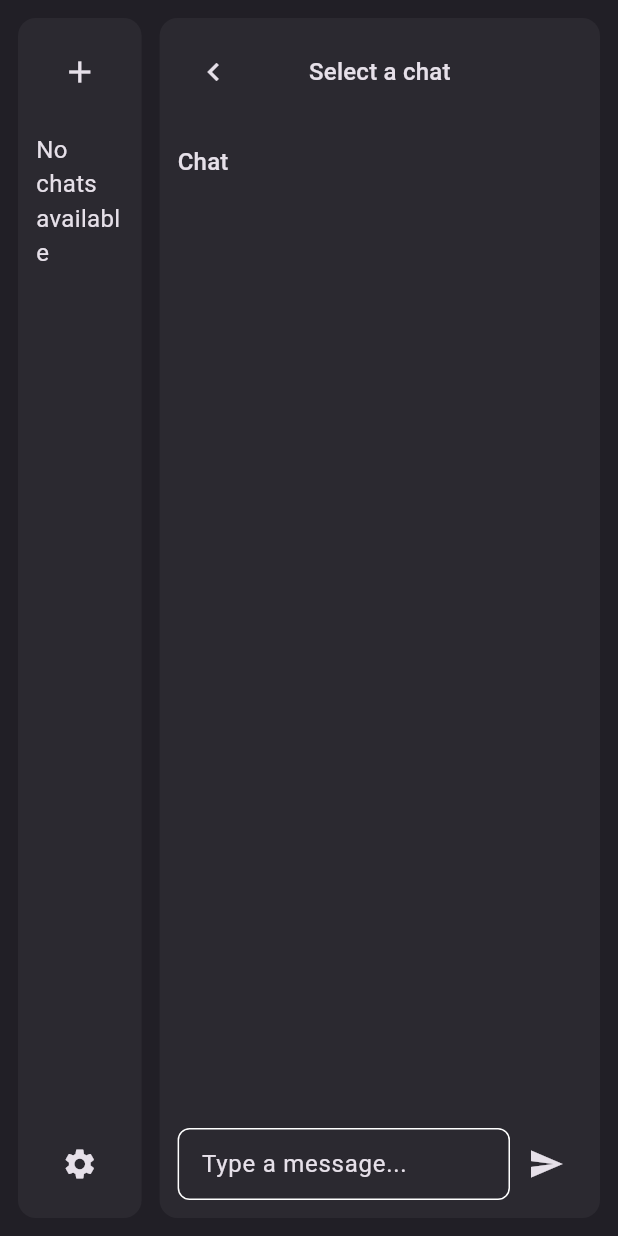
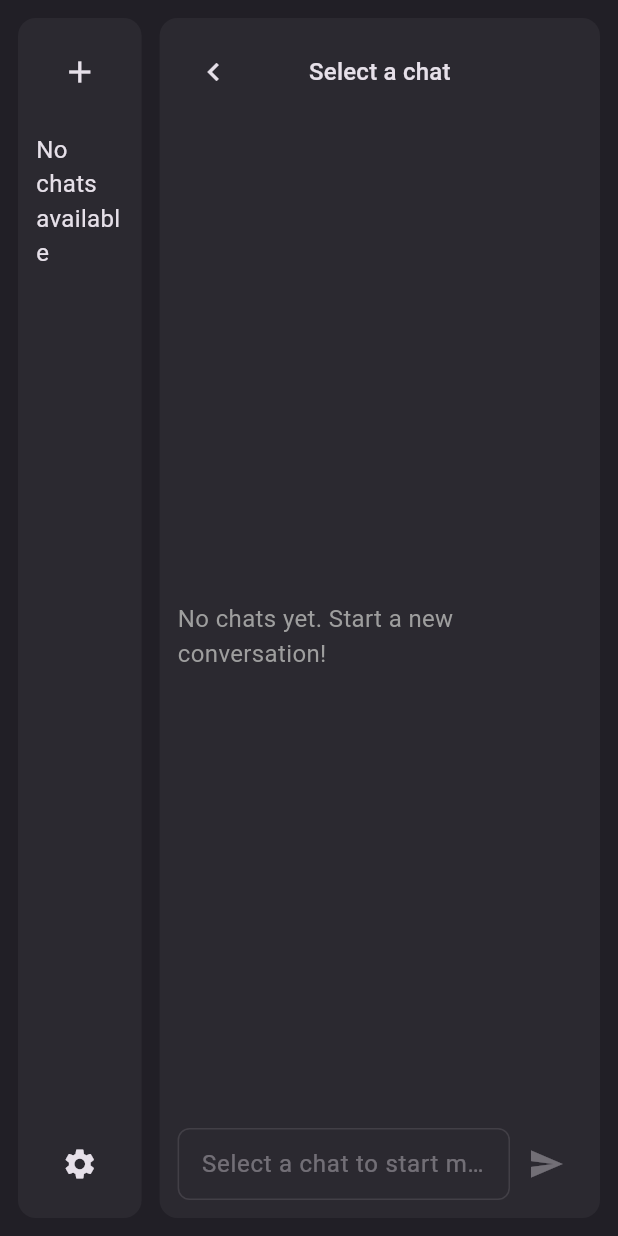
Before and after one commit to thenry42/Promptly, a Flutter app: the screen it shows after launch, on a phone screen of 412 x 824 dp. Run offline on Flutter 3.47's test engine with Material 3 defaults, Android fonts, the phone set to English and light mode, and no system bars; our stand-ins replace flutter_dotenv, flutter_markdown; missing offline and left inert: anthropic_sdk_dart, dart:ffi, dart_openai, encrypt, ollama_dart, pointycastle and 1 more; statements that could not run were skipped.

Commit message:
chatMessage works only for the user side

```diff
--- a/promptly_app/lib/main.dart
+++ b/promptly_app/lib/main.dart
@@ -31,7 +31,7 @@ void main() async {
 
   if (Platform.isWindows || Platform.isMacOS || Platform.isLinux) {
     setWindowTitle('Promptly');
-    setWindowMinSize(const Size(480, 270));
+    setWindowMinSize(const Size(680, 370));
     setWindowMaxSize(const Size(2560, 1440));
   }
 
--- a/promptly_app/lib/srcs/backend/ChatMessage.dart
+++ b/promptly_app/lib/srcs/backend/ChatMessage.dart
@@ -7,9 +7,9 @@ class ChatMessage
   final DateTime timestamp;
   final Object rawMessage;
 
-  bool useMarkdown = true;
+  bool useMarkdown = false;
   bool useRaw = false;
-  bool usePlainText = false;
+  bool usePlainText = true;
 
   // CONSTRUCTOR ------------------------------------------
 
--- a/promptly_app/lib/srcs/widgets/ChatPanel.dart
+++ b/promptly_app/lib/srcs/widgets/ChatPanel.dart
@@ -25,6 +25,29 @@ class _ChatPanelState extends State<ChatPanel> {
   void initState() {
     super.initState();
     metadata = Singleton();
+    // Listen for changes in the chat list or selection
+    metadata.addChatSelectionListener(_onChatChanged);
+  }
+
+  @override
+  void dispose() {
+    metadata.removeChatSelectionListener(_onChatChanged);
+    super.dispose();
+  }
+
+  void _onChatChanged() {
+    setState(() {
+      // Update the panel when chat changes
+    });
+  }
+
+  String get _currentChatName {
+    if (metadata.chatList.isEmpty ||
+        metadata.selectedChatIndex < 0 ||
+        metadata.selectedChatIndex >= metadata.chatList.length) {
+      return widget.chatName;
+    }
+    return metadata.chatList[metadata.selectedChatIndex].modelName;
   }
 
   @override
@@ -54,8 +77,9 @@ class _ChatPanelState extends State<ChatPanel> {
                   Expanded(
                     child: Center(
                       child: Text(
-                        widget.chatName,
+                        _currentChatName,
                         style: Theme.of(context).textTheme.titleMedium,
+                        overflow: TextOverflow.ellipsis,
                       ),
                     ),
                   ),
--- a/promptly_app/lib/srcs/widgets/ChattingArea.dart
+++ b/promptly_app/lib/srcs/widgets/ChattingArea.dart
@@ -1,4 +1,8 @@
 import 'package:flutter/material.dart';
+import 'package:promptly_app/srcs/backend/ChatMessage.dart';
+import 'package:promptly_app/srcs/backend/Singleton.dart';
+import 'package:promptly_app/srcs/backend/Chat.dart';
+import 'package:promptly_app/srcs/widgets/ChatMessageWidget.dart';
 
 class ChattingArea extends StatefulWidget {
   const ChattingArea({Key? key}) : super(key: key);
@@ -8,16 +12,129 @@ class ChattingArea extends StatefulWidget {
 }
 
 class _ChattingAreaState extends State<ChattingArea> {
-  final List<String> messages = [];
+  final metadata = Singleton();
+  late String message;
   final TextEditingController _textController = TextEditingController();
+
+  @override
+  void initState() {
+    super.initState();
+    // Listen for changes in selectedChatIndex
+    metadata.addChatSelectionListener(_onChatSelected);
+  }
+
+  @override
+  void dispose() {
+    // Remove listener when widget is disposed
+    metadata.removeChatSelectionListener(_onChatSelected);
+    _textController.dispose();
+    super.dispose();
+  }
+
+  // Callback for chat selection changes
+  void _onChatSelected() {
+    setState(() {
+      // Force widget rebuild when chat is selected
+    });
+  }
 
   void _sendMessage() {
     if (_textController.text.isNotEmpty) {
       setState(() {
-        messages.add(_textController.text);
+        ChatMessage message = ChatMessage(
+          sender: "user",
+          message: _textController.text,
+          timestamp: DateTime.now(),
+          rawMessage: _textController.text,
+        );
+        metadata.chatList[metadata.selectedChatIndex].addChatMessage(message);
         _textController.clear();
       });
     }
+  }
+
+  Widget _buildMessagesList() {
+    if (metadata.chatList.isEmpty) {
+      return const Center(
+        child: Text(
+          'No chats yet. Start a new conversation!',
+          style: TextStyle(
+            color: Colors.grey,
+            fontSize: 16,
+          ),
+        ),
+      );
+    }
+
+    if (metadata.selectedChatIndex < 0 ||
+        metadata.selectedChatIndex >= metadata.chatList.length) {
+      return const Center(
+        child: Text(
+          'Please select a chat to start messaging',
+          style: TextStyle(
+            color: Colors.grey,
+            fontSize: 16,
+          ),
+        ),
+      );
+    }
+
+    final messages = metadata.chatList[metadata.selectedChatIndex].messages;
+    if (messages.isEmpty) {
+      return const Center(
+        child: Text(
+          'No messages yet. Start the conversation!',
+          style: TextStyle(
+            color: Colors.grey,
+            fontSize: 16,
+          ),
+        ),
+      );
+    }
+
+    return ListView.builder(
+      itemCount: messages.length,
+      itemBuilder: (context, index) {
+        return Padding(
+          padding: const EdgeInsets.symmetric(vertical: 8.0),
+          child: ChatMessageWidget(message: messages[index]),
+        );
+      },
+    );
+  }
+
+  Widget _buildInputArea() {
+    bool isInputEnabled = metadata.chatList.isNotEmpty &&
+        metadata.selectedChatIndex >= 0 &&
+        metadata.selectedChatIndex < metadata.chatList.length;
+
+    return Row(
+      children: [
+        Expanded(
+          child: TextField(
+            controller: _textController,
+            enabled: isInputEnabled,
+            decoration: InputDecoration(
+              hintText: isInputEnabled
+                ? 'Type a message...'
+                : 'Select a chat to start messaging',
+              border: OutlineInputBorder(
+                borderRadius: BorderRadius.circular(8),
+              ),
+              contentPadding: const EdgeInsets.symmetric(
+                horizontal: 12,
+                vertical: 8,
+              ),
+            ),
+            onSubmitted: isInputEnabled ? (_) => _sendMessage() : null,
+          ),
+        ),
+        IconButton(
+          icon: const Icon(Icons.send),
+          onPressed: isInputEnabled ? _sendMessage : null,
+        ),
+      ],
+    );
   }
 
   @override
@@ -25,51 +142,10 @@ class _ChattingAreaState extends State<ChattingArea> {
     return Column(
       crossAxisAlignment: CrossAxisAlignment.stretch,
       children: [
-        // Title
-        Text(
-          'Chat',
-          style: Theme.of(context).textTheme.titleMedium,
-          textAlign: TextAlign.left,
+        Expanded(
+          child: _buildMessagesList(),
         ),
-
-        // Messages List
-        Expanded(
-          child: ListView.separated(
-            itemCount: messages.length,
-            separatorBuilder: (context, index) => const Divider(height: 1),
-            itemBuilder: (context, index) {
-              return Padding(
-                padding: const EdgeInsets.symmetric(vertical: 8.0),
-                child: Text(
-                  messages[index],
-                  style: Theme.of(context).textTheme.bodyMedium,
-                ),
-              );
-            },
-          ),
-        ),
-
-        // Text Input Area
-        Row(
-          children: [
-            Expanded(
-              child: TextField(
-                controller: _textController,
-                decoration: InputDecoration(
-                  hintText: 'Type a message...',
-                  border: OutlineInputBorder(
-                    borderRadius: BorderRadius.circular(8),
-                  ),
-                  contentPadding: const EdgeInsets.symmetric(horizontal: 12, vertical: 8),
-                ),
-              ),
-            ),
-            IconButton(
-              icon: const Icon(Icons.send),
-              onPressed: _sendMessage,
-            ),
-          ],
-        ),
+        _buildInputArea(),
       ],
     );
   }
```
Also changed, not shown: promptly_app/lib/srcs/backend/Singleton.dart (+20 -0 lines), promptly_app/lib/srcs/widgets/ChatMessageWidget.dart (added, +204 -0 lines), promptly_app/lib/srcs/widgets/LeftPanel.dart (+11 -1 lines).
